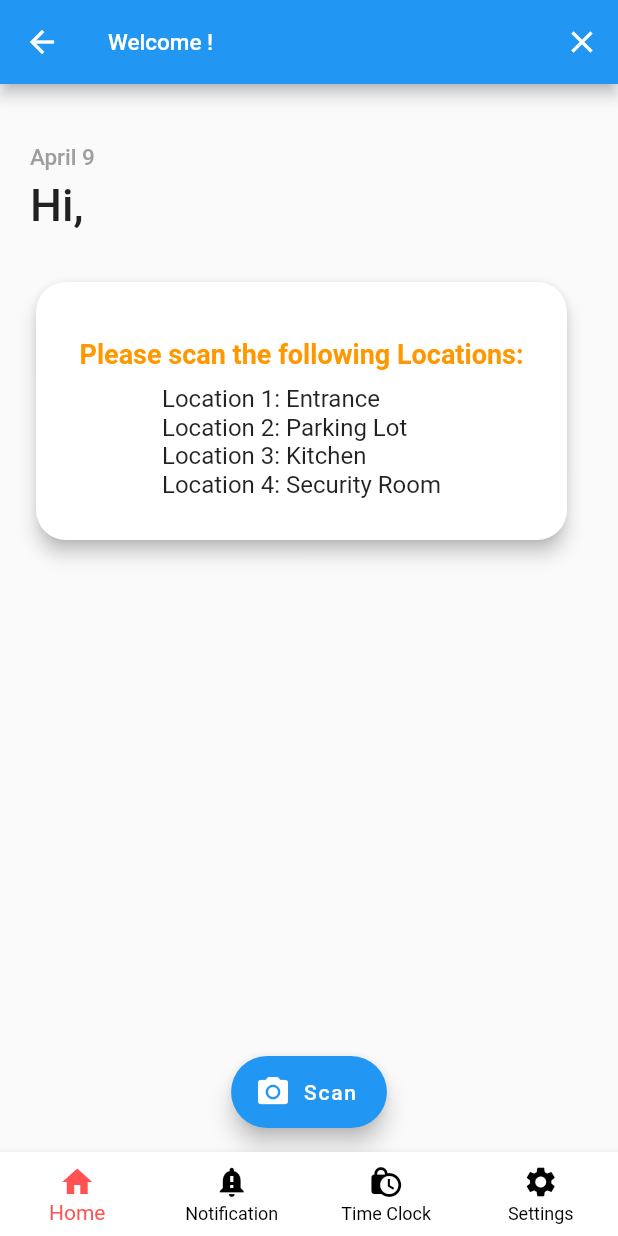
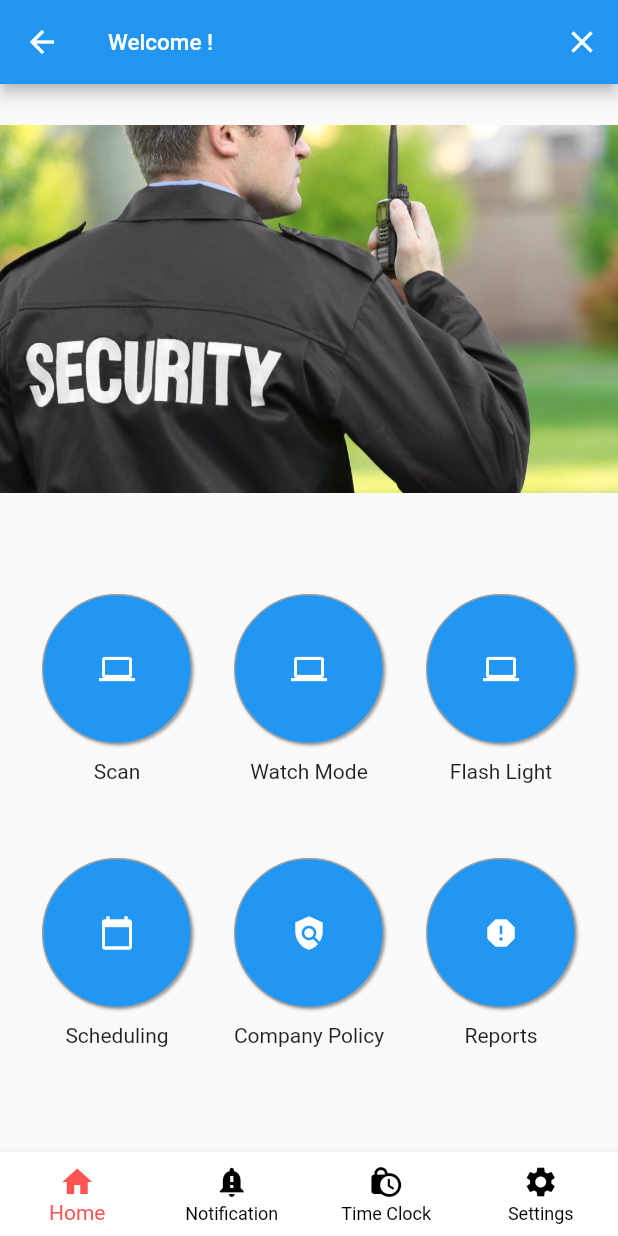
Before and after one commit to andres-alba/alba-security, a Flutter app: the HomeScreen screen opened by its route, on a phone screen of 412 x 824 dp. Run offline on Flutter 3.47's test engine with Material 2 defaults, Android fonts, the phone set to English and light mode, and no system bars; our stand-ins replace animated_text_kit, cloud_firestore, firebase_auth, firebase_core, geolocator, get and 2 more; missing offline and left inert: barcode_scan, geocoder; accounts and stored records are empty.

Commit message:
Added Dashboard Screen
- Image
- 6 Dashboard Icon/ buttons

```diff
--- a/lib/constants.dart
+++ b/lib/constants.dart
@@ -1,5 +1,8 @@
 import 'package:flutter/material.dart';
 import 'package:intl/intl.dart';
+import 'package:google_fonts/google_fonts.dart';
+
+final kTextStyle = GoogleFonts.roboto(fontSize: 14.0);
 
 const kSendButtonTextStyle = TextStyle(
   color: Colors.lightBlueAccent,
--- /dev/null
+++ b/lib/controllers/GridController.dart
@@ -0,0 +1,3 @@
+import 'package:get/get.dart';
+
+class GridController extends GetxController {}
--- a/lib/screens/category_screen.dart
+++ b/lib/screens/bottom_nav.dart
@@ -1,9 +1,10 @@
 import 'package:flutter/material.dart';
 import 'package:get/get.dart';
 import 'package:alba_security/controllers/HomeController.dart';
+import 'dashboard_screen.dart';
 import 'scan_screen.dart';
 
-class CategoryScreen extends StatelessWidget {
+class BottomNav extends StatelessWidget {
   @override
   Widget build(BuildContext context) {
     return GetBuilder<HomeController>(builder: (controller) {
@@ -12,7 +13,7 @@ class CategoryScreen extends StatelessWidget {
           child: IndexedStack(
             index: controller.tabIndex,
             children: [
-              ScanScreen(),
+              DashBoardScreen(),
               ScanScreen(),
               ScanScreen(),
               ScanScreen(),
--- /dev/null
+++ b/lib/screens/dashboard_screen.dart
@@ -0,0 +1,95 @@
+import 'package:flutter/material.dart';
+import 'package:alba_security/constants.dart';
+
+class DashBoardScreen extends StatelessWidget {
+  @override
+  Widget build(BuildContext context) {
+    return Scaffold(
+      body: SafeArea(
+        child: Column(
+          children: [
+            Container(
+              //margin: EdgeInsets.symmetric(horizontal: 10.0),
+              child: Image.asset('images/security-guard.jpeg'),
+              width: MediaQuery.of(context).size.width,
+              height: 300.0,
+            ),
+            SizedBox(height: 30.0),
+            Container(
+              padding: EdgeInsets.symmetric(vertical: 10.0),
+              child: Column(
+                children: [
+                  Row(
+                    mainAxisAlignment: MainAxisAlignment.spaceEvenly,
+                    children: [
+                      DashBoardWidget(Icons.computer, 'Scan'),
+                      DashBoardWidget(Icons.computer, 'Watch Mode'),
+                      DashBoardWidget(Icons.computer, 'Flash Light'),
+                    ],
+                  ),
+                  SizedBox(height: 50.0),
+                  Row(
+                    mainAxisAlignment: MainAxisAlignment.spaceEvenly,
+                    children: [
+                      DashBoardWidget(Icons.calendar_today, 'Scheduling'),
+                      DashBoardWidget(Icons.policy, 'Company Policy'),
+                      DashBoardWidget(Icons.report, 'Reports'),
+                    ],
+                  ),
+                ],
+              ),
+            )
+          ],
+        ),
+      ),
+    );
+  }
+}
+
+class DashBoardWidget extends StatelessWidget {
+  final icon;
+  final label;
+
+  const DashBoardWidget(this.icon, this.label);
+
+  @override
+  Widget build(BuildContext context) {
+    return Column(
+      children: [
+        Container(
+          width: 100.0,
+          height: 100.0,
+          decoration: BoxDecoration(
+              boxShadow: [
+                BoxShadow(
+                  color: Colors.grey,
+                  blurRadius: 1.0,
+                  spreadRadius: 0.0,
+                  offset: Offset(1.0, 1.0),
+                ),
+              ],
+              color: Colors.blue,
+              borderRadius: BorderRadius.circular(50.0),
+              border: Border.all(color: Colors.grey)),
+          child: Column(
+            crossAxisAlignment: CrossAxisAlignment.center,
+            mainAxisAlignment: MainAxisAlignment.center,
+            children: [
+              Center(
+                child: Icon(
+                  icon,
+                  color: Colors.white,
+                ),
+              ),
+            ],
+          ),
+        ),
+        SizedBox(height: 10.0),
+        Text(
+          label,
+          style: kTextStyle,
+        ),
+      ],
+    );
+  }
+}
--- a/lib/screens/home.dart
+++ b/lib/screens/home.dart
@@ -1,6 +1,6 @@
 import 'package:flutter/material.dart';
 import 'package:firebase_auth/firebase_auth.dart';
-import 'category_screen.dart';
+import 'bottom_nav.dart';
 import 'login_screen.dart';
 import 'profile_screen.dart';
 import 'scan_screen.dart';
@@ -71,7 +71,7 @@ class _HomeScreenState extends State<HomeScreen> {
           if (userData['role'] == 'admin') {
             return AdminScreen();
           }
-          return CategoryScreen();
+          return BottomNav();
         },
       ),
     );
```
Also changed, not shown: images/security-guard.jpeg (added), images/th.jpeg (added).
